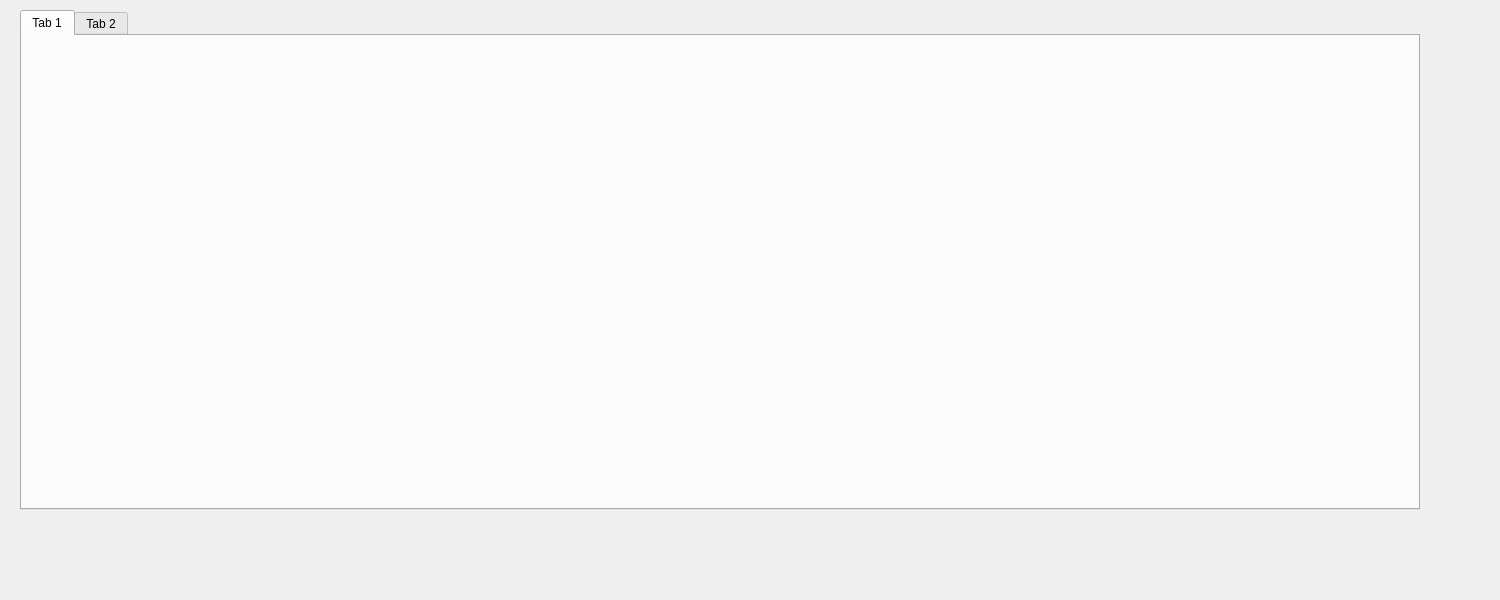
Above: tabwidgetir.ui from Factotum8/OKOIB_1 before the change. Below: the same form after it.
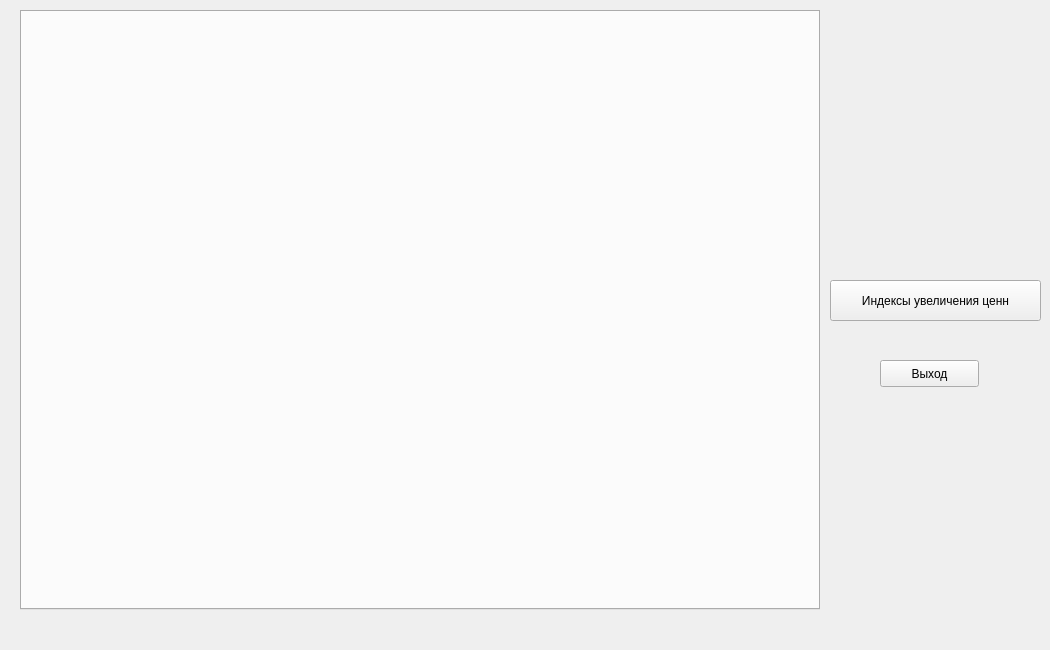
That is the form after the change.

Patch:
```diff
--- a/tabwidgetir.ui
+++ b/tabwidgetir.ui
@@ -6,14 +6,14 @@
    <rect>
     <x>0</x>
     <y>0</y>
-    <width>1500</width>
-    <height>600</height>
+    <width>1050</width>
+    <height>650</height>
    </rect>
   </property>
   <property name="minimumSize">
    <size>
-    <width>1500</width>
-    <height>600</height>
+    <width>1050</width>
+    <height>650</height>
    </size>
   </property>
   <property name="windowTitle">
@@ -24,26 +24,45 @@
     <rect>
      <x>20</x>
      <y>10</y>
-     <width>1400</width>
-     <height>500</height>
+     <width>800</width>
+     <height>600</height>
     </rect>
    </property>
    <property name="minimumSize">
     <size>
-     <width>1400</width>
-     <height>500</height>
+     <width>800</width>
+     <height>600</height>
     </size>
    </property>
-   <widget class="QWidget" name="tab">
-    <attribute name="title">
-     <string>Tab 1</string>
-    </attribute>
-   </widget>
-   <widget class="QWidget" name="tab_2">
-    <attribute name="title">
-     <string>Tab 2</string>
-    </attribute>
-   </widget>
+   <property name="currentIndex">
+    <number>-1</number>
+   </property>
+  </widget>
+  <widget class="QPushButton" name="buttCostYears">
+   <property name="geometry">
+    <rect>
+     <x>830</x>
+     <y>280</y>
+     <width>211</width>
+     <height>41</height>
+    </rect>
+   </property>
+   <property name="text">
+    <string>Индексы увеличения ценн</string>
+   </property>
+  </widget>
+  <widget class="QPushButton" name="ButtonMainExit">
+   <property name="geometry">
+    <rect>
+     <x>880</x>
+     <y>360</y>
+     <width>99</width>
+     <height>27</height>
+    </rect>
+   </property>
+   <property name="text">
+    <string>Выход</string>
+   </property>
   </widget>
  </widget>
  <resources/>
```
Left out of the diff: 2 changed lines with no effect on the pictures.
